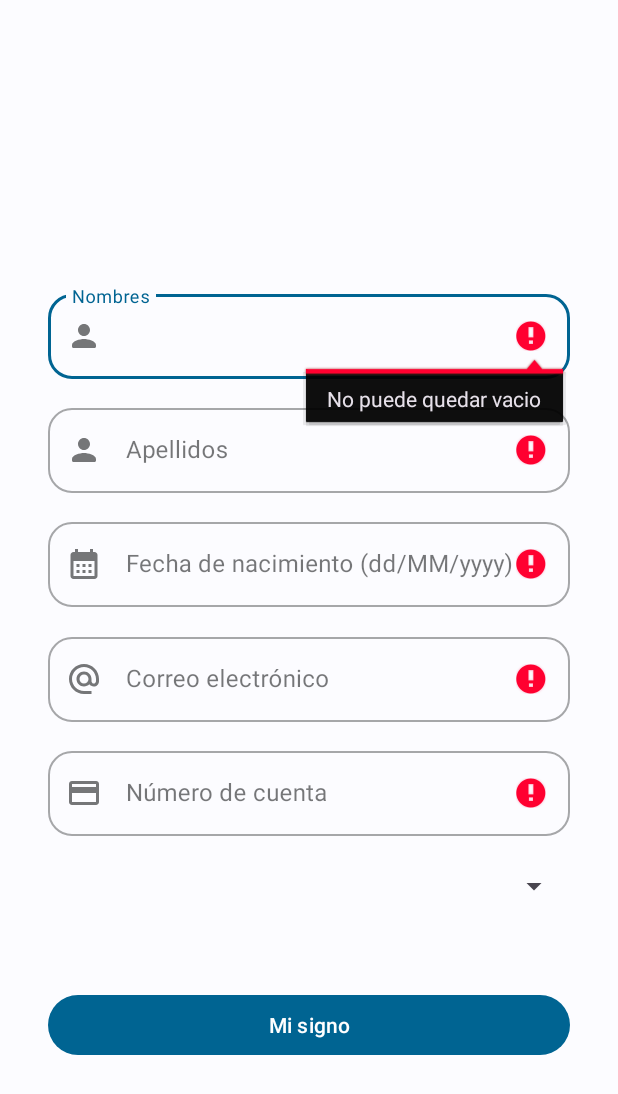
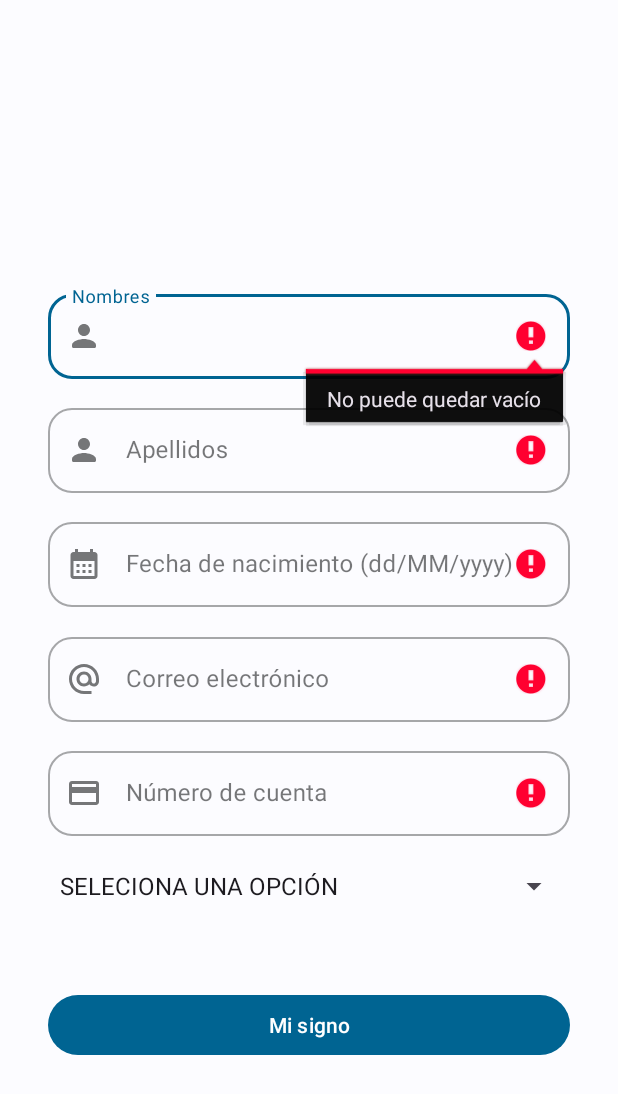
Before and after one commit to RotcehOdraude/Ejercicio1, an Android app: the MainActivity screen opened directly, with no data from a screen before it, after a tap on "Mi signo", on a phone screen of 412 x 824 dp. Shown: the top 1094 px of the screen. Run offline under Robolectric (Android 15) with nearby library versions, the phone set to English and light mode, and no system bars; 1 statement that could not run was skipped.

Commit message:
Se añadio el spinner de las carreras, su funcionalidad y la validación del correo electronico

```diff
--- a/app/src/main/java/com/example/ejercicio1/MainActivity.kt
+++ b/app/src/main/java/com/example/ejercicio1/MainActivity.kt
@@ -3,53 +3,97 @@ package com.example.ejercicio1
 import android.content.Intent
 import androidx.appcompat.app.AppCompatActivity
 import android.os.Bundle
+import android.text.TextUtils
 import android.util.Log
+import android.util.Patterns
 import android.view.View
+import android.widget.AdapterView
+import android.widget.ArrayAdapter
+import android.widget.Spinner
 import android.widget.Toast
 import com.example.ejercicio1.databinding.ActivityMainBinding
 
 class MainActivity : AppCompatActivity() {
     private lateinit var binding: ActivityMainBinding
     var parametros = Bundle()
+    var spinnerPosition = 0
     override fun onCreate(savedInstanceState: Bundle?) {
         super.onCreate(savedInstanceState)
         binding = ActivityMainBinding.inflate(layoutInflater)
         setContentView(binding.root)
+
+        // Create an ArrayAdapter using the string array and a default spinner layout
+        ArrayAdapter.createFromResource(
+            this,
+            R.array.carreras,
+            android.R.layout.simple_spinner_item
+        ).also { adapter ->
+            // Specify the layout to use when the list of choices appears
+            adapter.setDropDownViewResource(android.R.layout.simple_spinner_dropdown_item)
+            // Apply the adapter to the spinner
+            binding.spinnerCarreras.adapter = adapter
+        }
+
+        binding.spinnerCarreras.onItemSelectedListener =
+            object : AdapterView.OnItemSelectedListener {
+                override fun onItemSelected(
+                    parent: AdapterView<*>?,
+                    view: View?,
+                    position: Int,
+                    id: Long
+                ) {
+                    Log.d("LOGTAG", "El item seleccionado tiene la posición $position")
+                    spinnerPosition = position
+                }
+
+                override fun onNothingSelected(parent: AdapterView<*>?) {
+                    TODO("Not yet implemented")
+                }
+            }
     }
+
+    private fun isValidEmail(mail: CharSequence) = (!TextUtils.isEmpty(mail) && Patterns.EMAIL_ADDRESS.matcher(mail).matches())
 
     fun click(view: View) {
         var bandera = true
-        fun alert() {
+        fun alert(msg: String, display: Boolean = false) {
             bandera = false
-            /*Toast.makeText(
-                this@MainActivity,
-                "Por favor llene todos los campos",
-                Toast.LENGTH_SHORT
-            ).show()*/
+            if(display) {
+                Toast.makeText(
+                    this@MainActivity,
+                    msg,
+                    Toast.LENGTH_SHORT
+                ).show()
+            }
         }
+
+        val error_msg = getString(R.string.et_error_msg)
         with(binding) {
             if (tietNombre.text?.isEmpty() == true) {
-                tietNombre.error = getString(R.string.et_error_msg)
-                alert()
+                tietNombre.error = error_msg
+                alert("")
             }
             if (tietApellidos.text?.isEmpty() == true) {
-                tietApellidos.error = getString(R.string.et_error_msg)
-                alert()
+                tietApellidos.error = error_msg
+                alert("")
             }
             if (tietNacimiento.text?.isEmpty() == true) {
-                tietNacimiento.error = getString(R.string.et_error_msg)
-                alert()
+                tietNacimiento.error = error_msg
+                alert("")
             }
             if (tietNumCuenta.text?.isEmpty() == true) {
-                tietNumCuenta.error = getString(R.string.et_error_msg)
-                alert()
+                tietNumCuenta.error = error_msg
+                alert("")
             }
-            if (tietCorreo.text?.isEmpty() == true) {
-                tietCorreo.error = getString(R.string.et_error_msg)
-                alert()
+            if (tietCorreo.text?.isEmpty() == true || !isValidEmail(tietCorreo.text.toString())) {
+                tietCorreo.error = error_msg
+                alert("Correo invalido",true)
+            }
+            if (spinnerPosition == 0) {
+                alert(getString(R.string.spinner_error_msg),true)
             }
 
-            if(bandera == true) {
+            if (bandera == true) {
                 //Toast.makeText(this@MainActivity,"Gracias",Toast.LENGTH_SHORT).show()
                 parametros.apply {
                     putString("nombre", tietNombre.text.toString())
--- a/app/src/main/res/layout/activity_main.xml
+++ b/app/src/main/res/layout/activity_main.xml
@@ -171,7 +171,7 @@
     </com.google.android.material.textfield.TextInputLayout>
 
     <Spinner
-        android:id="@+id/spinnercarreras"
+        android:id="@+id/spinnerCarreras"
         android:layout_width="match_parent"
         android:layout_height="wrap_content"
         android:layout_marginStart="32dp"
--- a/app/src/main/res/values/strings.xml
+++ b/app/src/main/res/values/strings.xml
@@ -18,14 +18,15 @@
     <string name="tv_carrera" translatable="false">Carrera</string>
     <string name="hnt_apellidos">Apellidos</string>
     <string-array name="carreras">
-        <item>Computacion</item>
-        <item>Venus</item>
-        <item>Earth</item>
+        <item>SELECIONA UNA OPCIÓN</item>
+        <item>Aeroespacial</item>
+        <item>Electrica Electronica</item>
         <item>Mars</item>
         <item>Jupiter</item>
         <item>Saturn</item>
         <item>Uranus</item>
         <item>Neptune</item>
     </string-array>
-    <string name="et_error_msg">No puede quedar vacio</string>
+    <string name="et_error_msg">No puede quedar vacío</string>
+    <string name="spinner_error_msg">Selecciona una carrera</string>
 </resources>
```
Also changed, not shown: 1 other file.
